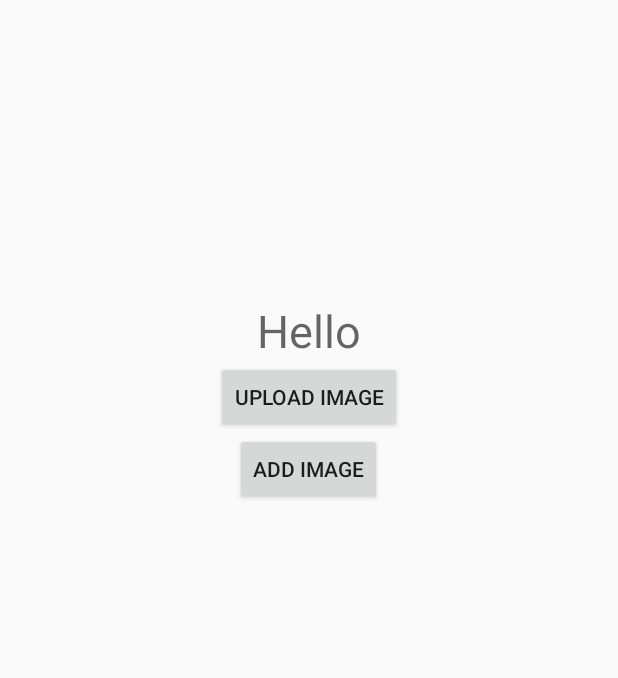
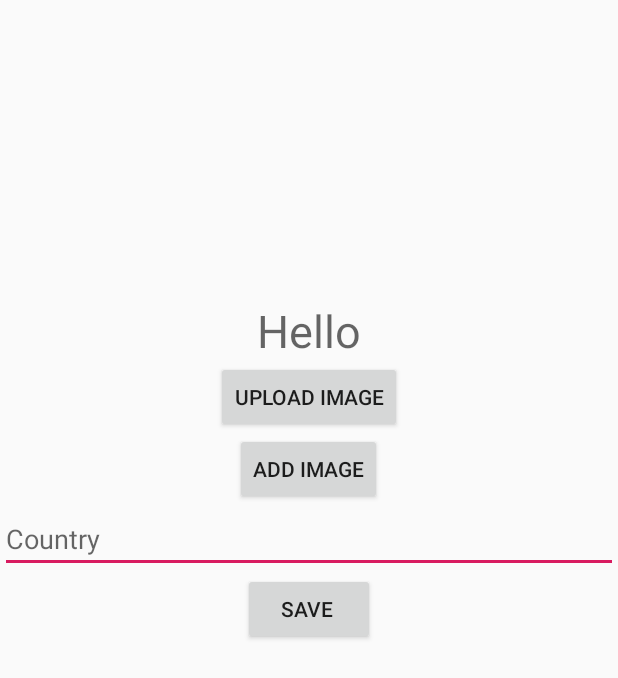
Before and after one commit to surazzmaharjan/ButtonList, an Android app: the layout activity_flag_api.xml on its own in the app's theme, with its tools: preview values and no code run, on a phone screen of 412 x 824 dp. Shown: the top 678 px of the screen. Run offline under Robolectric (Android 15) with nearby library versions, the phone set to English and light mode, and no system bars.

Commit message:
added model for the interface country

```diff
--- a/app/src/main/res/layout/activity_flag_api.xml
+++ b/app/src/main/res/layout/activity_flag_api.xml
@@ -31,5 +31,17 @@ tools:context=".FlagApiActivity">
         android:layout_height="wrap_content"
         android:layout_gravity="center"
         android:text="Add Image"/>
+    <EditText
+        android:id="@+id/etCountry"
+        android:layout_width="match_parent"
+        android:layout_height="wrap_content"
+        android:hint="Country"/>
+
+    <Button
+        android:id="@+id/btnaddCountry"
+        android:layout_width="wrap_content"
+        android:layout_height="wrap_content"
+        android:layout_gravity="center"
+        android:text="Save "/>
 
 </LinearLayout>
```
Also changed, not shown: app/src/main/AndroidManifest.xml (+7 -5 lines), app/src/main/java/com/example/buttonlist/FlagApiActivity.java (+56 -1 lines).
